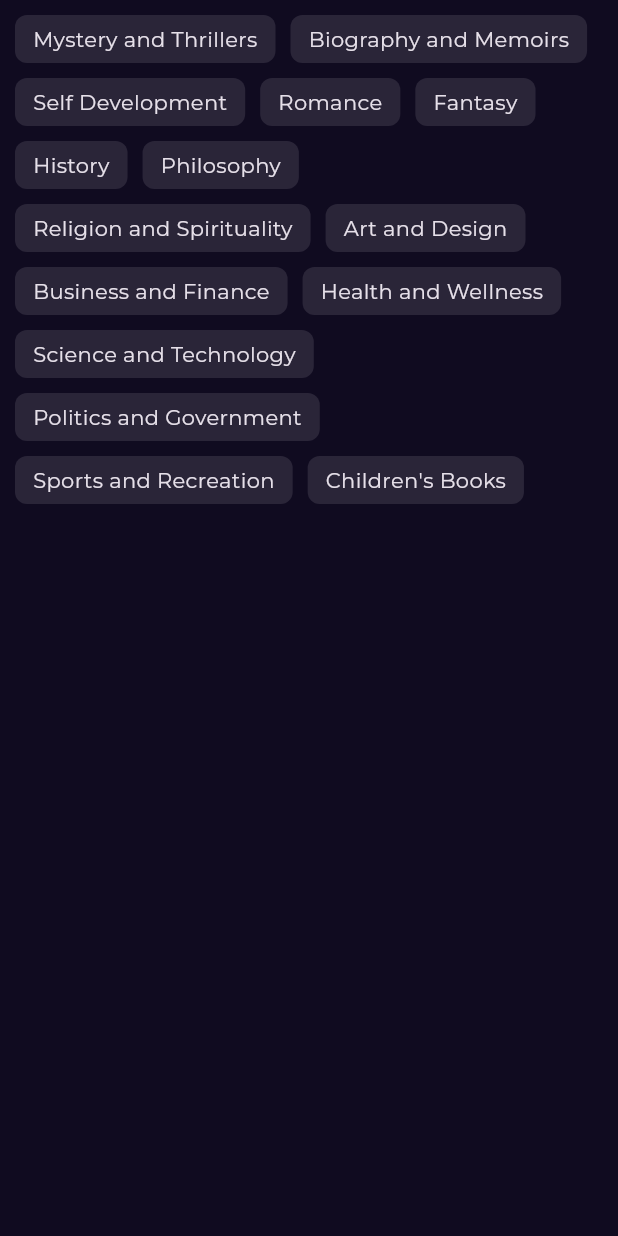
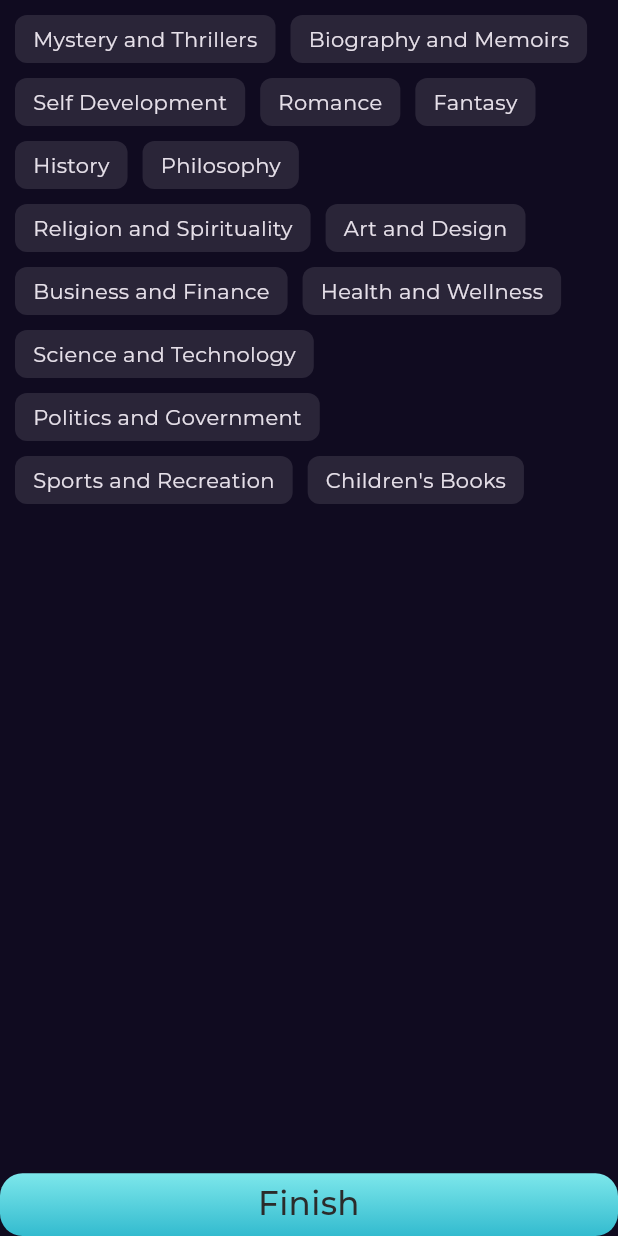
Before and after one commit to khaled-dreat/Bookly_app, a Flutter app: the screen it shows after launch, on a phone screen of 412 x 824 dp. Run offline on Flutter 3.47's test engine with Material 3 defaults, Android fonts, the light colour scheme and no system bars; drawn by our look-alikes of chips_choice; our stand-ins replace bloc, cached_network_image, dartz, dio, flutter_bloc, flutter_screenutil and 8 more; missing offline and left inert: svg_flutter; accounts and stored records are empty.

Commit message:
Add Btn Add Selected Category

```diff
--- a/lib/core/utils/theme/app_color.dart
+++ b/lib/core/utils/theme/app_color.dart
@@ -63,6 +63,13 @@ class AppColors {
   static final Color splashBtnLight = bgBlue.withOpacity(0.5);
   static final Color splashBtnDark = bgPink.withAlpha(100);
   static Color primaryColor = const Color(0xff100b20);
+  static Color textColor = const Color(0xFF2B2B2B);
+
+  static LinearGradient buttonGradi = const LinearGradient(
+    begin: Alignment.topCenter,
+    end: Alignment.bottomCenter,
+    colors: [Color(0XFF7DE7EB), Color(0XFF33BBCF)],
+  );
 }
 
 //  static Color red = Colors.red;
--- a/lib/features/splach/presentation/views/select_category/select_category_view.dart
+++ b/lib/features/splach/presentation/views/select_category/select_category_view.dart
@@ -1,4 +1,6 @@
+import 'package:clean_arch_bookly_app/core/utils/theme/app_color.dart';
 import 'package:flutter/material.dart';
+import 'package:flutter_screenutil/flutter_screenutil.dart';
 
 import 'widgets/select_category_view_body.dart';
 
@@ -9,7 +11,37 @@ class SelectCategoryView extends StatelessWidget {
   @override
   Widget build(BuildContext context) {
     return const Scaffold(
+      bottomNavigationBar: BtnAddSelectedCategory(),
       body: SafeArea(child: SelectCategoryViewBody()),
     );
   }
 }
+
+class BtnAddSelectedCategory extends StatelessWidget {
+  const BtnAddSelectedCategory({super.key});
+
+  @override
+  Widget build(BuildContext context) {
+    return InkWell(
+      onTap: () => null,
+      child: Container(
+        height: 35.h,
+        padding: const EdgeInsets.symmetric(vertical: 5, horizontal: 20),
+        decoration: BoxDecoration(
+            gradient: AppColors.buttonGradi,
+            // border: Border.all(
+            //     width: 2.0, color: theme.primaryColor),
+            borderRadius: BorderRadius.circular(15)),
+        child: Text(
+          'Finish',
+          textAlign: TextAlign.center,
+          style: TextStyle(
+            fontSize: 19.sp,
+            fontWeight: FontWeight.w500,
+            color: AppColors.textColor,
+          ),
+        ),
+      ),
+    );
+  }
+}
```
